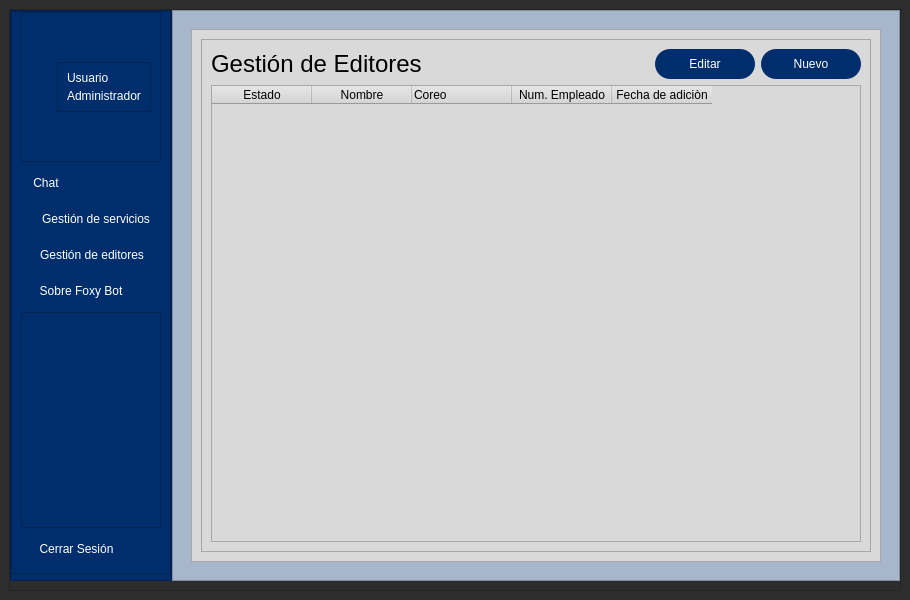
The window that windows_xml/AdminWindow.ui (Lomeli89/FoxyBotApp1.0) describes before a commit, drawn with Qt 5.
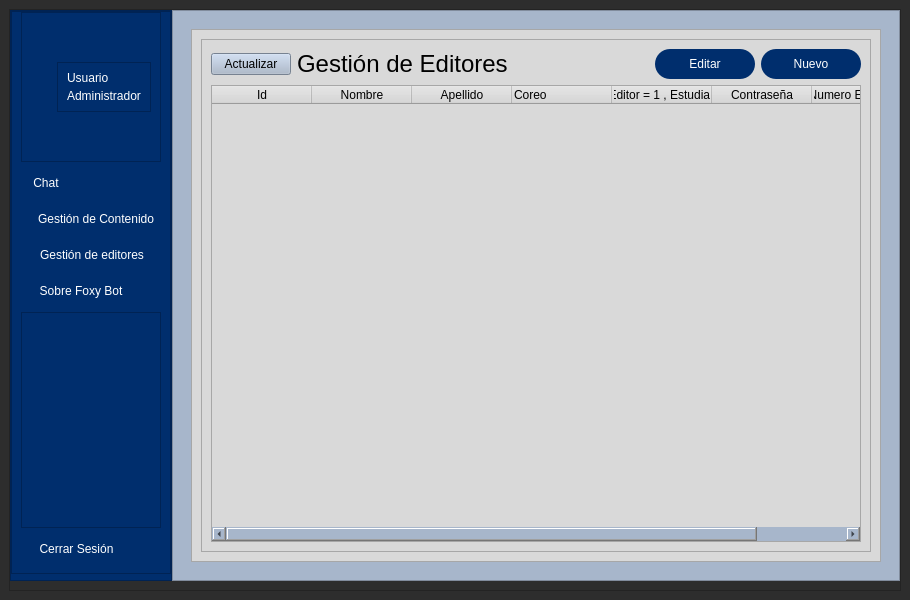
The same window after the commit. The open tabs and pages were chosen to show the change. Icons and pictures are not drawn.

What changed in the file:
```diff
--- a/windows_xml/AdminWindow.ui
+++ b/windows_xml/AdminWindow.ui
@@ -332,7 +332,7 @@
 </string>
                      </property>
                      <property name="text">
-                      <string>Gestión de servicios</string>
+                      <string>Gestión de Contenido</string>
                      </property>
                      <property name="flat">
                       <bool>false</bool>
@@ -917,6 +917,19 @@
                    <layout class="QVBoxLayout" name="verticalLayout_28">
                     <item>
                      <layout class="QHBoxLayout" name="horizontalLayout_17">
+                      <item>
+                       <widget class="QPushButton" name="pushButton_2">
+                        <property name="sizePolicy">
+                         <sizepolicy hsizetype="Fixed" vsizetype="Fixed">
+                          <horstretch>0</horstretch>
+                          <verstretch>0</verstretch>
+                         </sizepolicy>
+                        </property>
+                        <property name="text">
+                         <string>Actualizar</string>
+                        </property>
+                       </widget>
+                      </item>
                       <item>
                        <widget class="QLabel" name="label_12">
                         <property name="styleSheet">
@@ -1036,7 +1049,7 @@
                      <widget class="QTableWidget" name="tableWidget_3">
                       <column>
                        <property name="text">
-                        <string>Estado</string>
+                        <string>Id</string>
                        </property>
                       </column>
                       <column>
@@ -1044,6 +1057,11 @@
                         <string>Nombre</string>
                        </property>
                       </column>
+                      <column>
+                       <property name="text">
+                        <string>Apellido</string>
+                       </property>
+                      </column>
                       <column>
                        <property name="text">
                         <string>Coreo</string>
@@ -1054,12 +1072,17 @@
                       </column>
                       <column>
                        <property name="text">
-                        <string>Num. Empleado</string>
+                        <string>Rol &gt; Editor = 1 , Estudiante = 0</string>
                        </property>
                       </column>
                       <column>
                        <property name="text">
-                        <string>Fecha de adiciòn</string>
+                        <string>Contraseña</string>
+                       </property>
+                      </column>
+                      <column>
+                       <property name="text">
+                        <string>Numero Empoleado</string>
                        </property>
                       </column>
                      </widget>
```
Left out of the diff: 23 changed lines with no effect on the pictures.
